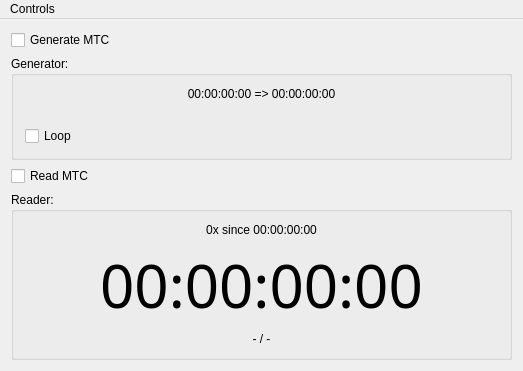
Qt form app/MidiTool/MidiToolWindow.ui (JokerSync/Joker) before a commit.
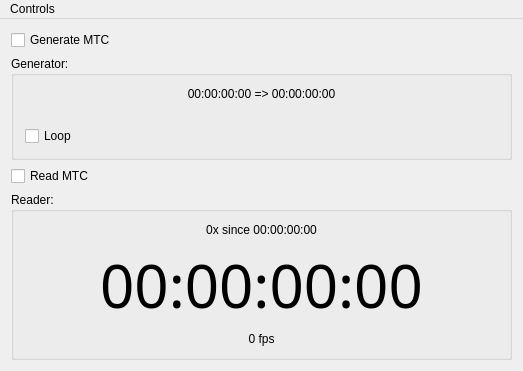
The same form after that commit. Custom widgets are drawn as their Qt base class.

The edit to the form file:
```diff
--- a/app/MidiTool/MidiToolWindow.ui
+++ b/app/MidiTool/MidiToolWindow.ui
@@ -106,7 +106,7 @@
        <item>
         <widget class="QLabel" name="minMaxLevelLabel">
          <property name="text">
-          <string>- / -</string>
+          <string>0 fps</string>
          </property>
          <property name="alignment">
           <set>Qt::AlignCenter</set>
```
Left out of the diff: 2 changed lines with no effect on the pictures.
